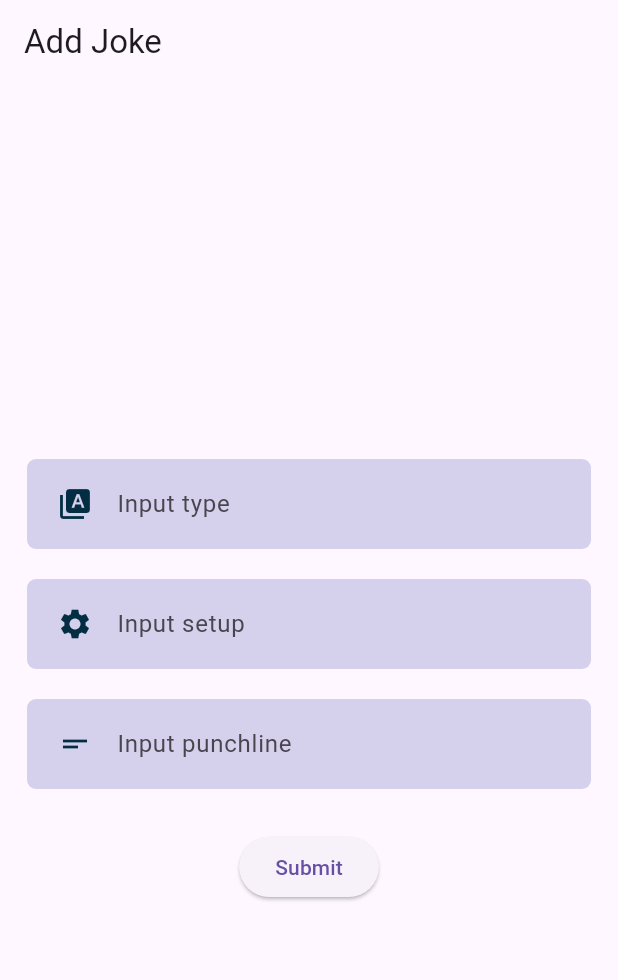
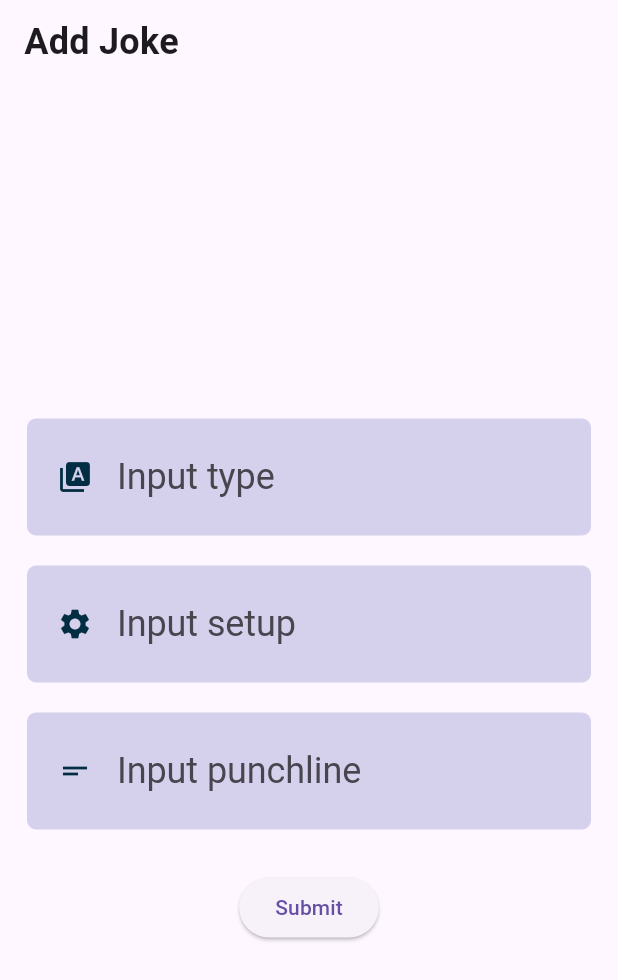
Before and after one commit to ht-nam/base_flutter_1, a Flutter app: the AddJokeScreen screen opened by its route, on a phone screen of 412 x 824 dp. Shown: the top 980 px of the screen. Run offline on Flutter 3.47's test engine with Material 3 defaults, Android fonts, the phone set to English and light mode, and no system bars; our stand-ins replace dio, flutter_riverpod, fluttertoast, go_router, riverpod_annotation, shared_preferences; accounts and stored records are empty; generated files the repository leaves out were written again; network calls fail.

Commit message:
Add app setting service

```diff
--- a/lib/main.dart
+++ b/lib/main.dart
@@ -1,5 +1,6 @@
 import 'package:flutter/material.dart';
 import 'package:flutter_riverpod/flutter_riverpod.dart';
+import 'package:test_flutter/resources/utils/app/app_theme.dart';
 import 'package:test_flutter/routes/route_config.dart';
 
 void main() {
@@ -18,6 +19,8 @@ class MyApp extends StatelessWidget {
       debugShowCheckedModeBanner: false,
       theme: ThemeData(
         primarySwatch: Colors.blue,
+        primaryColor: AppTheme.grey,
+        textTheme: AppTheme.textTheme,
       ),
       routerConfig: MyRouter().router,
       // home: const HomePage(),
--- a/lib/resources/constants/constants.dart
+++ b/lib/resources/constants/constants.dart
@@ -1,9 +1,20 @@
 class ApiConstants{
-  static String BASE_URL = 'https://official-joke-api.appspot.com';
-  static String JOKE = '/jokes';
+  static const String BASE_URL = 'https://official-joke-api.appspot.com';
+  static const String JOKE = '/jokes';
+}
+
+class SharedPrefsConstants{
+  static const String ACCESS_TOKEN_KEY = 'access_token';
+  static const String FONT_SIZE_KEY = 'font_size';
 }
 
 class AppConstants{
-  static String HOME_PAGE_TITLE = 'TEST APPLICATION';
-  static String JOKE_PAGE_TITLE = 'JOKES';
+  static const String HOME_PAGE_TITLE = 'TEST APPLICATION';
+  static const String JOKE_PAGE_TITLE = 'JOKES';
 }
+
+class AppSettingConstants{
+  static const int FONT_SIZE_SMALL = 16;
+  static const int FONT_SIZE_MEDIUM = 20;
+  static const int FONT_SIZE_LARGE = 24;
+}
--- a/lib/resources/utils/app/app_theme.dart
+++ b/lib/resources/utils/app/app_theme.dart
@@ -1,4 +1,5 @@
 import 'package:flutter/material.dart';
+import 'package:test_flutter/resources/constants/constants.dart';
 
 class AppTheme {
   AppTheme._();
@@ -38,77 +39,87 @@ class AppTheme {
   static const Color headerLineBackground2 = Color(0xff00aeef);
   static const Color headerLineBackground3 = Color(0xff23aae1);
   static const TextTheme textTheme = TextTheme(
-    headline4: display1,
-    headline5: headline,
-    headline6: title,
-    subtitle2: subtitle,
-    bodyText2: body2,
-    bodyText1: body1,
-    caption: caption,
+    headlineMedium: headlineMedium,
+    headlineSmall: headlineSmall,
+    titleLarge: titleLarge,
+    titleMedium: titleMedium,
+    titleSmall: titleSmall,
+    bodySmall: bodySmall,
+    bodyMedium: bodyMedium,
+    bodyLarge: bodyLarge,
   );
 
-  static const TextStyle display1 = TextStyle(
-    // h4 -> display1
+  static const TextStyle headlineMedium = TextStyle(
+    // h4
     // fontFamily: fontName,
     fontWeight: FontWeight.bold,
-    fontSize: 36,
+    fontSize: AppSettingConstants.FONT_SIZE_MEDIUM + 0,
     letterSpacing: 0.4,
     height: 0.9,
     color: darkerText,
   );
 
-  static const TextStyle headline = TextStyle(
-    // h5 -> headline
+  static const TextStyle headlineSmall = TextStyle(
+    // h5
     // fontFamily: fontName,
     fontWeight: FontWeight.bold,
-    fontSize: 24,
+    fontSize: AppSettingConstants.FONT_SIZE_SMALL + 0,
     letterSpacing: 0.27,
     color: darkerText,
   );
 
-  static const TextStyle title = TextStyle(
-    // h6 -> title
+  static const TextStyle titleLarge = TextStyle(
+    // h6
     // fontFamily: fontName,
     fontWeight: FontWeight.bold,
-    fontSize: 16,
+    fontSize: AppSettingConstants.FONT_SIZE_LARGE + 0,
     letterSpacing: 0.18,
     color: darkerText,
   );
 
-  static const TextStyle subtitle = TextStyle(
+  static const TextStyle titleMedium = TextStyle(
+    // h6
+    // fontFamily: fontName,
+    fontWeight: FontWeight.bold,
+    fontSize: AppSettingConstants.FONT_SIZE_MEDIUM + 0,
+    letterSpacing: 0.18,
+    color: darkerText,
+  );
+
+  static const TextStyle titleSmall = TextStyle(
     // subtitle2 -> subtitle
     // fontFamily: fontName,
     fontWeight: FontWeight.w400,
-    fontSize: 14,
+    fontSize: AppSettingConstants.FONT_SIZE_SMALL + 0,
     letterSpacing: -0.04,
     color: darkText,
   );
 
-  static const TextStyle body2 = TextStyle(
+  static const TextStyle bodySmall = TextStyle(
+    // Caption -> caption
+    // fontFamily: fontName,
+    fontWeight: FontWeight.w400,
+    fontSize: AppSettingConstants.FONT_SIZE_SMALL + 0,
+    letterSpacing: 0.2,
+    color: lightText, // was lightText
+  );
+
+  static const TextStyle bodyMedium = TextStyle(
     // body1 -> body2
     // fontFamily: fontName,
     fontWeight: FontWeight.w400,
-    fontSize: 14,
+    fontSize: AppSettingConstants.FONT_SIZE_MEDIUM + 0,
     letterSpacing: 0.2,
     color: darkText,
   );
 
-  static const TextStyle body1 = TextStyle(
+  static const TextStyle bodyLarge = TextStyle(
     // body2 -> body1
     // fontFamily: fontName,
     fontWeight: FontWeight.w400,
-    fontSize: 16,
+    fontSize: AppSettingConstants.FONT_SIZE_LARGE + 0,
     letterSpacing: -0.05,
     color: darkText,
-  );
-
-  static const TextStyle caption = TextStyle(
-    // Caption -> caption
-    // fontFamily: fontName,
-    fontWeight: FontWeight.w400,
-    fontSize: 12,
-    letterSpacing: 0.2,
-    color: lightText, // was lightText
   );
 }
 
--- a/lib/resources/utils/data_sources/dio_client.dart
+++ b/lib/resources/utils/data_sources/dio_client.dart
@@ -1,4 +1,5 @@
 import 'package:dio/dio.dart';
+import 'package:test_flutter/resources/constants/constants.dart';
 import 'package:test_flutter/resources/utils/data_sources/local.dart';
 import 'package:test_flutter/models/exceptions/api_exception.dart';
 
@@ -19,7 +20,7 @@ class DioClient {
 
   Interceptor _authInterceptor() {
     return InterceptorsWrapper(onRequest: (request, handler) async {
-      final token = await SharedPre.getItem("access_token");
+      final token = (await SharedPre.instance).getString(SharedPrefsConstants.ACCESS_TOKEN_KEY);
       request.headers.addAll({"Authorization": 'Bearer $token', "Accept": 'application/json'});
       return handler.next(request);
     });
--- a/lib/resources/widgets/base_screen/base_consumer_state.dart
+++ b/lib/resources/widgets/base_screen/base_consumer_state.dart
@@ -1,9 +1,6 @@
-import 'dart:async';
-
 import 'package:flutter/material.dart';
 import 'package:flutter_riverpod/flutter_riverpod.dart';
 import 'package:test_flutter/resources/widgets/base_screen/base_screen.dart';
-import 'package:test_flutter/resources/widgets/base_screen/loading_view.dart';
 
 abstract class BaseConsumerState<T extends ConsumerStatefulWidget> extends ConsumerState<T> with BaseScreen{
   AppLifecycleState? appLifecycleState;
--- a/lib/resources/widgets/base_screen/loading_view.dart
+++ b/lib/resources/widgets/base_screen/loading_view.dart
@@ -5,7 +5,7 @@ class LoadingView {
 
   void show(BuildContext context) {
     _progressOverlayEntry = _createdProgressEntry(context);
-    Overlay.of(context)!.insert(_progressOverlayEntry!);
+    Overlay.of(context).insert(_progressOverlayEntry!);
   }
 
   void hide() {
--- a/lib/services/joke_service.dart
+++ b/lib/services/joke_service.dart
@@ -17,7 +17,7 @@ class JokeService extends _$JokeService {
   Future<List<Joke>> _fetchList() async {
     try {
       print('----------- getJokeList ----------');
-      final url = "${ApiConstants.BASE_URL + ApiConstants.JOKE}/ten";
+      const url = "${ApiConstants.BASE_URL + ApiConstants.JOKE}/ten";
       final response = await DioClient().get(url);
       return List.from(response.data!.map((e) => Joke.fromJson(e as Map<String, dynamic>)).toList());
     } catch (e) {
@@ -41,7 +41,7 @@ class JokeService extends _$JokeService {
   Future<Joke?> addOrUpdate(Joke joke) async{
     try {
       print('----------- addJoke: ----------');
-      final url = ApiConstants.BASE_URL + ApiConstants.JOKE;
+      const url = ApiConstants.BASE_URL + ApiConstants.JOKE;
       // temp api (api is not available)
       // final response = await DioClient().post(url, data: joke.toJson());
       // return Joke.fromJson(response as Map<String, dynamic>);
--- a/lib/views/joke/joke_page.dart
+++ b/lib/views/joke/joke_page.dart
@@ -17,7 +17,7 @@ class JokeScreen extends BaseConsumerWidget {
     final jokes = ref.watch(jokeServiceProvider);
     return Scaffold(
       appBar: AppBar(
-        title: Text(AppConstants.JOKE_PAGE_TITLE),
+        title: const Text(AppConstants.JOKE_PAGE_TITLE),
         actions: [
           UnconstrainedBox(
             child: ElevatedButton(
--- a/pubspec.yaml
+++ b/pubspec.yaml
@@ -41,6 +41,7 @@ dependencies:
   riverpod_annotation: ^2.1.2
   go_router: ^12.1.1
   flutter_launcher_icons: ^0.13.1
+  fluttertoast: ^8.2.4
 
 dev_dependencies:
   flutter_test:
```
Also changed, not shown: lib/resources/utils/data_sources/local.dart (+2 -22 lines), lib/resources/widgets/base_screen/base_screen.dart (+44 -1 lines), lib/services/app_setting_service.dart (added, +33 -0 lines), lib/views/home/home_page.dart (+19 -6 lines), lib/views/joke/joke_detail_page.dart (+12 -2 lines), lib/services/app_setting_service.g.dart (added), lib/services/joke_service.g.dart, 1 other file.
